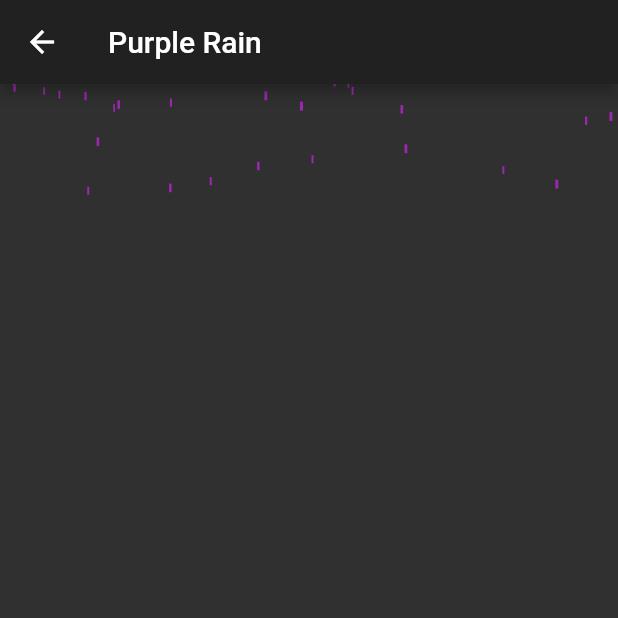
After one commit to Nolence/flutter_challenges, a Flutter app: the screen it shows after launch, after a tap on "Purple Rain", on a phone screen of 412 x 824 dp, the top half of it. The commit adds this screen. Run offline on Flutter 3.47's test engine with Material 2 defaults, Android fonts, the phone set to English and light mode, and no system bars; missing offline and left inert: fast_noise.

Commit message:
finished purple rain

```diff
--- a/lib/main.dart
+++ b/lib/main.dart
@@ -1,6 +1,7 @@
 import 'package:challenges/constants.dart';
 import 'package:challenges/pages/bubbles/bubbles.dart';
 import 'package:challenges/pages/fractals/fractals.dart';
+import 'package:challenges/pages/purple_rain/purple_rain.dart';
 import 'package:challenges/pages/snake_game/snake_game.dart';
 import 'package:challenges/pages/starfield/starfield.dart';
 import 'package:challenges/pages/walkers/walkers.dart';
@@ -21,6 +22,7 @@ class App extends StatelessWidget {
         '/bubbles': (_) => Bubbles(),
         '/starfield': (_) => Starfield(),
         '/snake': (_) => SnakeGame(),
+        '/purple_rain': (_) => PurpleRain(),
       },
     );
   }
@@ -70,6 +72,11 @@ class _HomeState extends State<Home> {
               title: 'Snake',
               to: '/snake',
               description: 'Snake game!',
+            ),
+            PageButton(
+              title: 'Purple Rain',
+              to: '/purple_rain',
+              description: 'Purple rain with simple physics',
             ),
           ],
         ),
--- /dev/null
+++ b/lib/pages/purple_rain/models/droplet.dart
@@ -0,0 +1,87 @@
+import 'dart:math';
+
+import 'package:challenges/utils/map_range.dart';
+import 'package:flutter/material.dart';
+
+class Droplet {
+  Droplet([this.position, this.velocity, this.acceleration]);
+
+  Offset position;
+  Offset velocity;
+  Offset acceleration;
+
+  static final double maxSpeed = 11.0;
+  static final double minSpeed = 6.0;
+
+  void update(Size size, Random random) {
+    velocity = Offset(
+      min(3.0, velocity.dx * acceleration.dx),
+      min(maxSpeed, velocity.dy * acceleration.dy),
+    );
+    position += velocity;
+
+    if (position.dy > size.height) {
+      randomPosition(size, random, true);
+      randomVelocity(random);
+      randomAcceleration(random);
+    }
+
+    if (position.dx > size.width) {
+      position = Offset(
+        position.dx - size.width,
+        position.dy,
+      );
+    }
+
+    if (position.dx < 0) {
+      position = Offset(
+        position.dx + size.width,
+        position.dy,
+      );
+    }
+  }
+
+  void show(Canvas canvas, Paint paint) {
+    canvas.drawLine(
+      position,
+      Offset(position.dx,
+          position.dy + mapRange(velocity.dy, minSpeed, maxSpeed, 5, 10)),
+      paint
+        ..color = Colors.purple
+        ..strokeWidth = mapRange(velocity.dy, minSpeed, maxSpeed, 1, 6),
+    );
+  }
+
+  Droplet randomPosition(Size size, [Random random, bool atTop = false]) {
+    random ??= Random();
+
+    position = Offset(
+      mapRange(random.nextDouble(), 0, 1, 0, size.width * 2),
+      atTop
+          ? -size.width
+          : mapRange(random.nextDouble(), 0, 1, 0, -size.height),
+    );
+
+    return this;
+  }
+
+  Droplet randomVelocity([Random random]) {
+    random ??= Random();
+
+    velocity = Offset(
+      mapRange(random.nextDouble(), 0, 1, 0, 0.02),
+      mapRange(random.nextDouble(), 0, 1, minSpeed, 7.0),
+    );
+
+    return this;
+  }
+
+  Droplet randomAcceleration([Random random]) {
+    random ??= Random();
+
+    acceleration =
+        Offset(1.0, mapRange(random.nextDouble(), 0, 1, 1.001, 1.002));
+
+    return this;
+  }
+}
--- /dev/null
+++ b/lib/pages/purple_rain/purple_rain.dart
@@ -0,0 +1,99 @@
+import 'dart:math';
+
+import 'package:challenges/mixins/setup_mixin.dart';
+import 'package:challenges/pages/purple_rain/models/droplet.dart';
+import 'package:flutter/material.dart';
+
+class PurpleRain extends StatefulWidget {
+  @override
+  PurpleRainState createState() => PurpleRainState();
+}
+
+class PurpleRainState extends State<PurpleRain>
+    with SingleTickerProviderStateMixin, SetupMixin {
+  AnimationController _animationController;
+  final random = Random();
+  final List<Droplet> rain = [];
+
+  @override
+  void initState() {
+    _animationController = AnimationController(
+      vsync: this,
+      duration: const Duration(days: 365),
+    );
+
+    _animationController.forward();
+    super.initState();
+  }
+
+  @override
+  void dispose() {
+    _animationController.dispose();
+
+    super.dispose();
+  }
+
+  @override
+  Widget build(BuildContext context) {
+    return Scaffold(
+      appBar: AppBar(title: Text('Purple Rain')),
+      body: SizedBox.expand(
+        child: AnimatedBuilder(
+          animation: _animationController,
+          builder: (context, __) {
+            return CustomPaint(
+              key: customPaintKey,
+              painter: PurpleRainPainter(
+                _animationController,
+                rain,
+                random,
+              ),
+              willChange: true,
+            );
+          },
+        ),
+      ),
+    );
+  }
+
+  @override
+  void onWindowResize(Size size) {}
+
+  @override
+  void setup(Size size) {
+    final dropletCount = 200;
+
+    for (int i = 0; i < dropletCount; i++) {
+      final droplet = Droplet()
+        ..randomPosition(size, random)
+        ..randomVelocity(random)
+        ..randomAcceleration(random);
+
+      rain.add(droplet);
+    }
+  }
+}
+
+class PurpleRainPainter extends CustomPainter {
+  PurpleRainPainter(this.animation, this.rain, this.random)
+      : brush = Paint()..color = Colors.blue,
+        super(repaint: animation);
+
+  final Animation<double> animation;
+  final List<Droplet> rain;
+  final Random random;
+  final Paint brush;
+
+  @override
+  void paint(Canvas canvas, Size size) {
+    for (final droplet in rain) {
+      droplet.show(canvas, brush);
+      droplet.update(size, random);
+    }
+  }
+
+  @override
+  bool shouldRepaint(CustomPainter oldDelegate) {
+    return true;
+  }
+}
--- a/lib/template.dart
+++ b/lib/template.dart
@@ -45,7 +45,7 @@ class _TemplateState extends State<Template>
           builder: (context, __) {
             return CustomPaint(
               key: customPaintKey,
-              painter: TemplatePainter(),
+              painter: TemplatePainter(_animationController),
               willChange: true,
             );
           },
@@ -62,7 +62,9 @@ class _TemplateState extends State<Template>
 }
 
 class TemplatePainter extends CustomPainter {
-  const TemplatePainter();
+  const TemplatePainter(this.animation) : super(repaint: animation);
+
+  final Animation<double> animation;
 
   @override
   void paint(Canvas canvas, Size size) {}
```
Also changed, not shown: lib/utils/map_range.dart (+0 -18 lines), 1 other file.
